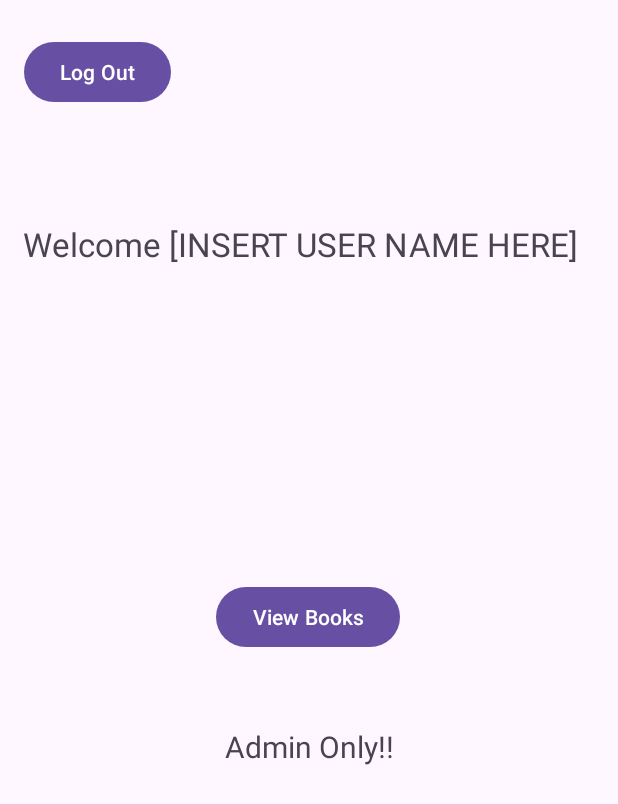
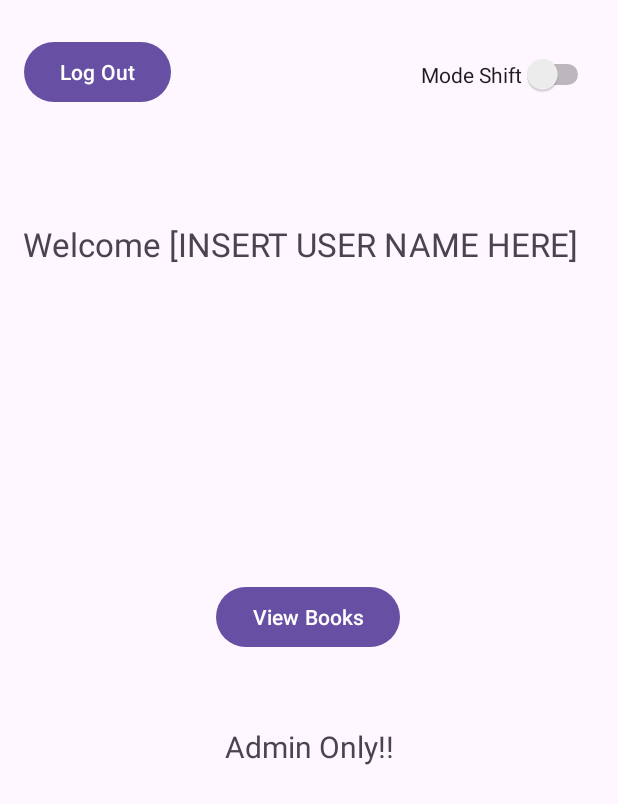
Before and after one commit to mb-driley/CST338-FA23_Project2_LibraryApp, an Android app: the LandingPage screen opened directly, with no data from a screen before it, on a phone screen of 412 x 824 dp. Shown: the top 804 px of the screen. Run offline under Robolectric (Android 15) with nearby library versions, the phone set to English and light mode, and no system bars; 2 statements that could not run were skipped.

Commit message:
Updated LandingPage.java & landing_page.xml
landing_page.xml:
Added a switch to the LandingPage

LandingPage.java:
Implemented fields: mModeSwitch (Switch), mNightMode (boolean), mSharedPreference (SharedPreferences), mEditor (SharedPreferences.Editor)
Wired up the switch in the wireUpDisplay method
Set Default mSharedPreference to be Light Mode
If the Switch is Pressed -> Updates the app's sharedPreference based on what they previously had

```diff
--- a/app/src/main/java/com/example/cst338fa23_project2_libraryapp/LandingPage.java
+++ b/app/src/main/java/com/example/cst338fa23_project2_libraryapp/LandingPage.java
@@ -3,24 +3,37 @@ package com.example.cst338fa23_project2_libraryapp;
 import android.content.Context;
 import android.content.DialogInterface;
 import android.content.Intent;
+import android.content.SharedPreferences;
 import android.os.Bundle;
 import android.view.View;
 import android.widget.Button;
+import android.widget.Switch;
 import android.widget.TextView;
 import android.widget.Toast;
 
 import androidx.appcompat.app.AlertDialog;
 import androidx.appcompat.app.AppCompatActivity;
+import androidx.appcompat.app.AppCompatDelegate;
 
 public class LandingPage extends AppCompatActivity {
     private Button mAddUserButton, mDeleteUserButton, mCheckUserRentingBookButton, mViewBooksButton, mLogOutButton;
     public static User mPassedInUser;
     private TextView mAdminOnlyText;
+    private Switch mModeSwitch;
+    private boolean mNightMode;
+    SharedPreferences mSharedPreferences;
+    SharedPreferences.Editor mEditor;
     @Override
     protected void onCreate(Bundle savedInstanceState) {
         super.onCreate(savedInstanceState);
         setContentView(R.layout.landing_page);
         wireUpDisplay();
+        mSharedPreferences = getSharedPreferences("MODE", Context.MODE_PRIVATE);
+        mNightMode = mSharedPreferences.getBoolean("night", false);
+
+        if (mNightMode) {
+            mModeSwitch.setChecked(true);
+        }
 
         if (mPassedInUser.isAdmin()) {
             mAddUserButton.setVisibility(View.VISIBLE);
@@ -60,6 +73,25 @@ public class LandingPage extends AppCompatActivity {
                 });
 
                 mLogOutAlert.show();
+            }
+        });
+
+        mModeSwitch.setOnClickListener(new View.OnClickListener() {
+            @Override
+            public void onClick(View v) {
+                if (mNightMode) {
+                    AppCompatDelegate.setDefaultNightMode(AppCompatDelegate.MODE_NIGHT_NO);
+                    mEditor = mSharedPreferences.edit();
+                    mEditor.putBoolean("night", false);
+                }
+
+                else {
+                    AppCompatDelegate.setDefaultNightMode(AppCompatDelegate.MODE_NIGHT_YES);
+                    mEditor = mSharedPreferences.edit();
+                    mEditor.putBoolean("night", true);
+                }
+
+                mEditor.apply();
             }
         });
 
@@ -109,6 +141,7 @@ public class LandingPage extends AppCompatActivity {
         mViewBooksButton = findViewById(R.id.buttonViewBooks);
         mLogOutButton = findViewById(R.id.landingPageLogOutButton);
         mAdminOnlyText = findViewById(R.id.landingPageAdminOnlyTextView);
+        mModeSwitch = findViewById(R.id.landingPageModeSwitch);
     }
 
 }
--- a/app/src/main/res/layout/landing_page.xml
+++ b/app/src/main/res/layout/landing_page.xml
@@ -90,4 +90,15 @@
         app:layout_constraintStart_toStartOf="parent"
         app:layout_constraintTop_toTopOf="parent" />
 
+    <Switch
+        android:id="@+id/landingPageModeSwitch"
+        android:layout_width="wrap_content"
+        android:layout_height="wrap_content"
+        android:layout_marginTop="36dp"
+        android:text="Mode Shift"
+        app:layout_constraintEnd_toEndOf="parent"
+        app:layout_constraintHorizontal_bias="0.945"
+        app:layout_constraintStart_toStartOf="parent"
+        app:layout_constraintTop_toTopOf="parent" />
+
 </androidx.constraintlayout.widget.ConstraintLayout>
```
